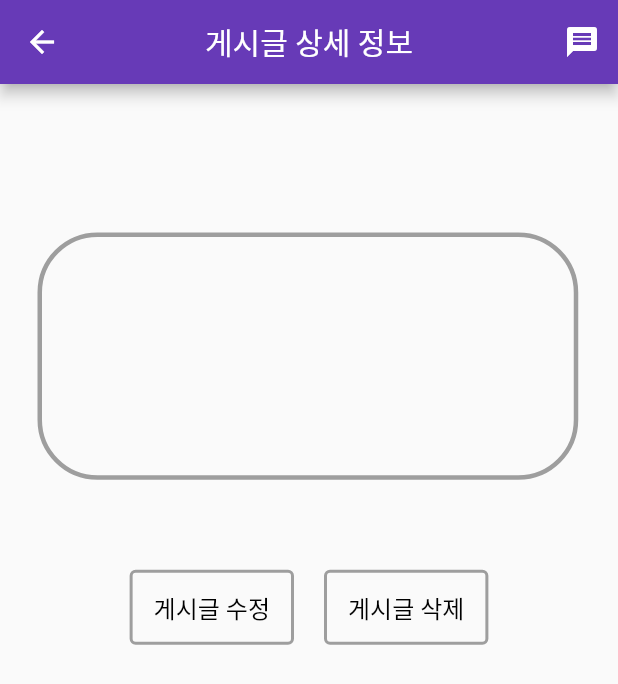
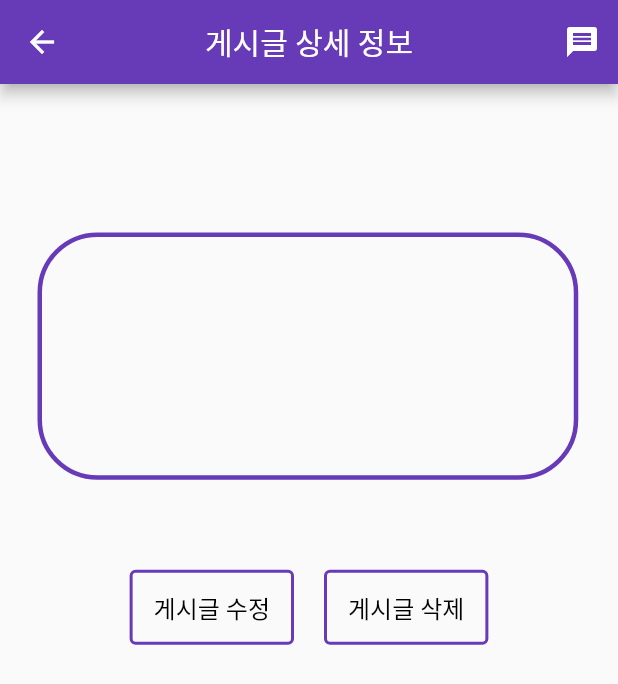
Before and after one commit to jonbee0427/MoolZal, a Flutter app: the PostDetail screen opened directly with empty values, on a phone screen of 412 x 824 dp. Shown: the top 684 px of the screen. Run offline on Flutter 3.47's test engine with Material 2 defaults, Android fonts, the phone set to English and light mode, and no system bars; our stand-ins replace animated_text_kit, cloud_firestore, convex_bottom_bar, firebase_auth, firebase_core, firebase_storage and 4 more; missing offline and left inert: dart:html, flutter_background, flutter_webrtc, google_ml_kit; accounts and stored records are empty.

Commit message:
JH/1211/container border color modified

```diff
--- a/lib/message.dart
+++ b/lib/message.dart
@@ -58,7 +58,7 @@ class MessageTile extends StatelessWidget {
                     //채팅 말풍선
                     Container(
                       constraints: BoxConstraints(
-                          maxWidth: MediaQuery.of(context).size.width * 0.60),
+                          maxWidth: MediaQuery.of(context).size.width * 0.50),
                       margin: EdgeInsets.only(left: 5),
                       padding: EdgeInsets.all(7),
                       decoration: BoxDecoration(
@@ -111,7 +111,7 @@ class MessageTile extends StatelessWidget {
                             Container(
                               constraints: BoxConstraints(
                                   maxWidth:
-                                      MediaQuery.of(context).size.width * 0.50),
+                                      MediaQuery.of(context).size.width * 0.40),
                               margin:
                                   EdgeInsets.only(top: 5, left: 5, right: 5),
                               padding: EdgeInsets.all(7),
--- a/lib/postdetail.dart
+++ b/lib/postdetail.dart
@@ -140,7 +140,7 @@ class _PostDetailState extends State<PostDetail> {
                 padding: const EdgeInsets.only(
                     top: 15, left: 15, right: 15, bottom: 15),
                 decoration: BoxDecoration(
-                  border: Border.all(color: Colors.grey, width: 3),
+                  border: Border.all(color: Colors.deepPurple, width: 3),
                   borderRadius: BorderRadius.all(
                     Radius.circular(40),
                   ),
@@ -183,7 +183,7 @@ class _PostDetailState extends State<PostDetail> {
                           decoration: BoxDecoration(
                               borderRadius:
                                   BorderRadius.all(Radius.circular(10.0)),
-                              border: Border.all(color: Colors.grey),
+                              border: Border.all(color: Colors.deepPurple),
                               image: DecorationImage(
                                   image: NetworkImage(images[index]))),
                         ),
@@ -208,7 +208,7 @@ class _PostDetailState extends State<PostDetail> {
                               style: TextStyle(
                                   color: Colors.black, fontSize: 16.0)),
                           style: OutlinedButton.styleFrom(
-                            side: BorderSide(width: 2.0, color: Colors.grey),
+                            side: BorderSide(width: 2.0, color: Colors.deepPurple),
                           ),
                           onPressed: () {
                             print('Post updated!');
@@ -233,7 +233,7 @@ class _PostDetailState extends State<PostDetail> {
                               style: TextStyle(
                                   color: Colors.black, fontSize: 16.0)),
                           style: OutlinedButton.styleFrom(
-                            side: BorderSide(width: 2.0, color: Colors.grey),
+                            side: BorderSide(width: 2.0, color: Colors.deepPurple),
                           ),
                           onPressed: () {
                             deletePost();
```
